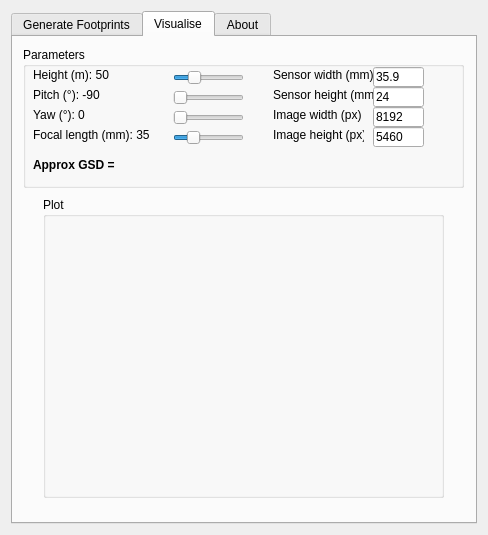
Before: the Qt Designer form plugin_dialog_base.ui in Geospaziale/rpa_footprints, drawn with Qt 5.
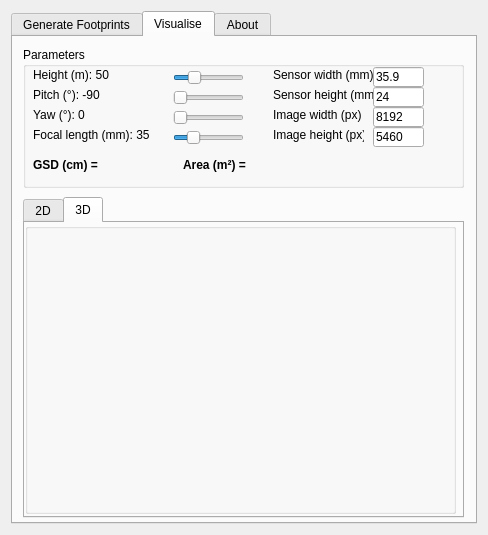
After: the same form once the commit is applied. The open tabs and pages were chosen to show the change.

Commit message: Added visualisation tab

What changed in the file:
```diff
--- a/plugin_dialog_base.ui
+++ b/plugin_dialog_base.ui
@@ -450,6 +450,25 @@
          <rect>
           <x>10</x>
           <y>110</y>
+          <width>171</width>
+          <height>16</height>
+         </rect>
+        </property>
+        <property name="font">
+         <font>
+          <weight>75</weight>
+          <bold>true</bold>
+         </font>
+        </property>
+        <property name="text">
+         <string>GSD (cm) = </string>
+        </property>
+       </widget>
+       <widget class="QLabel" name="area_label">
+        <property name="geometry">
+         <rect>
+          <x>160</x>
+          <y>110</y>
           <width>151</width>
           <height>16</height>
          </rect>
@@ -461,27 +480,80 @@
          </font>
         </property>
         <property name="text">
-         <string>Approx GSD = </string>
+         <string>Area (m²) = </string>
         </property>
        </widget>
       </widget>
-      <widget class="QGroupBox" name="group_plot">
+      <widget class="QTabWidget" name="tabWidget_2">
        <property name="geometry">
         <rect>
-         <x>30</x>
+         <x>10</x>
          <y>160</y>
-         <width>401</width>
-         <height>301</height>
+         <width>441</width>
+         <height>321</height>
         </rect>
        </property>
-       <property name="title">
-        <string>Plot</string>
+       <property name="currentIndex">
+        <number>0</number>
        </property>
-       <layout class="QVBoxLayout" name="plotlayout">
-        <item>
-         <widget class="QWidget" name="plotWidget" native="true"/>
-        </item>
-       </layout>
+       <widget class="QWidget" name="tab_2d">
+        <attribute name="title">
+         <string>2D</string>
+        </attribute>
+        <widget class="QWidget" name="plotWidget" native="true">
+         <property name="geometry">
+          <rect>
+           <x>0</x>
+           <y>-1</y>
+           <width>431</width>
+           <height>291</height>
+          </rect>
+         </property>
+         <widget class="QGroupBox" name="group_plot">
+          <property name="geometry">
+           <rect>
+            <x>0</x>
+            <y>0</y>
+            <width>431</width>
+            <height>291</height>
+           </rect>
+          </property>
+          <property name="title">
+           <string/>
+          </property>
+          <layout class="QVBoxLayout" name="plotlayout"/>
+         </widget>
+        </widget>
+       </widget>
+       <widget class="QWidget" name="tab_3d">
+        <attribute name="title">
+         <string>3D</string>
+        </attribute>
+        <widget class="QWidget" name="plotWidget_3d" native="true">
+         <property name="geometry">
+          <rect>
+           <x>0</x>
+           <y>0</y>
+           <width>431</width>
+           <height>291</height>
+          </rect>
+         </property>
+         <widget class="QGroupBox" name="group_plot_3d">
+          <property name="geometry">
+           <rect>
+            <x>0</x>
+            <y>0</y>
+            <width>431</width>
+            <height>291</height>
+           </rect>
+          </property>
+          <property name="title">
+           <string/>
+          </property>
+          <layout class="QVBoxLayout" name="plotlayout_3d"/>
+         </widget>
+        </widget>
+       </widget>
       </widget>
      </widget>
      <widget class="QWidget" name="tab_about">
```
Left out of the diff: 4 changed lines with no effect on the pictures. The commit also changes 5 other files.
